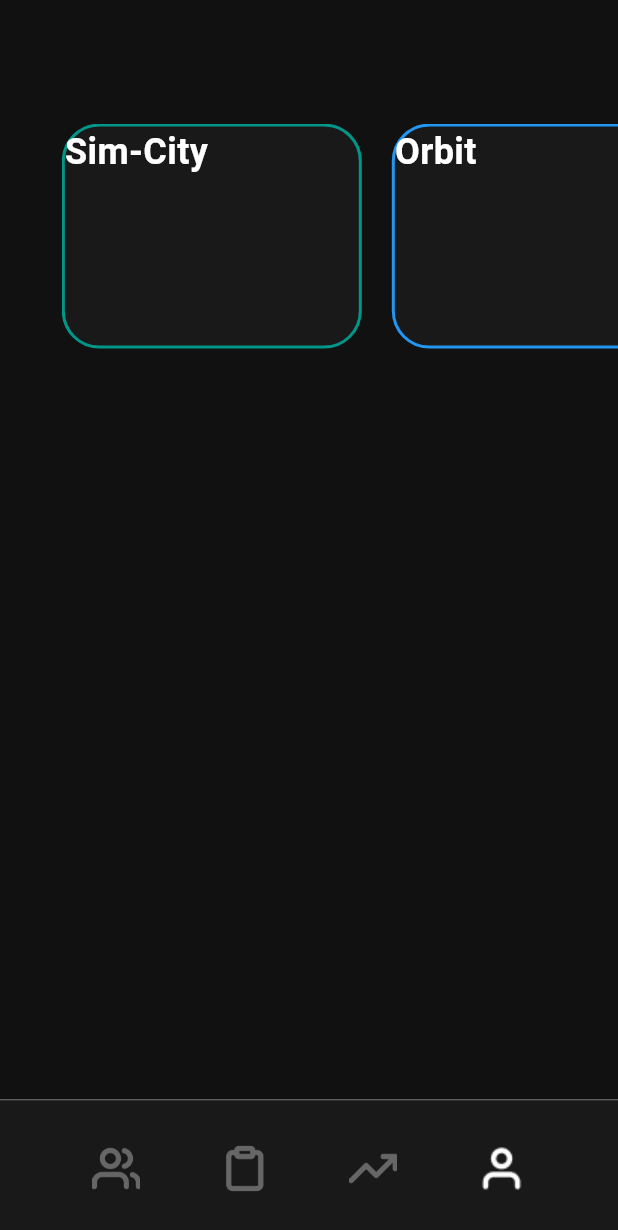
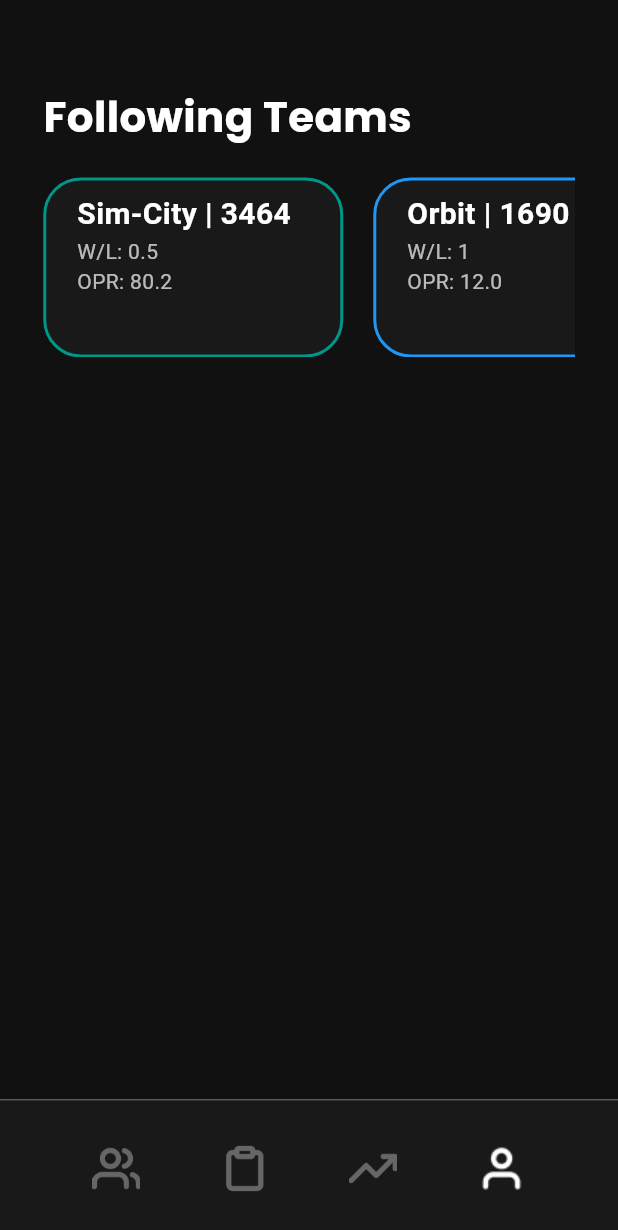
Before and after one commit to nano-maxwell/frc_scouting_app, a Flutter app: the screen it shows after launch, item 4 of the bottom bar chosen, on a phone screen of 412 x 824 dp. Shown: the top 1230 px of the screen. Run offline on Flutter 3.47's test engine with Material 3 defaults, Android fonts, the phone set to English and light mode, and no system bars; Roboto replaces fonts that are missing (SF-Pro).

Commit message:
java files i think + userpage update

```diff
--- a/lib/elements/followingteam.dart
+++ b/lib/elements/followingteam.dart
@@ -5,6 +5,7 @@
   int teamNumber;
   Color teamColor; // USE FRC COLORS WEBSITE API
   String winLossRatio; // use a toString()
+  double opr;
 
 
   FollowingTeam({
@@ -12,6 +13,7 @@
     required this.teamNumber,
     required this.teamColor,
     required this.winLossRatio,
+    required this.opr,
   });
 
   static List <FollowingTeam> getTeams () {
@@ -28,6 +30,7 @@
         teamNumber: 3464,
         teamColor: Colors.teal,
         winLossRatio: 0.5.toString(),
+        opr: 80.2,
       ),
     );
 
@@ -36,7 +39,8 @@
         teamName: "Orbit",
         teamNumber: 1690,
         teamColor: Colors.blue,
-        winLossRatio: 1.toString()
+        winLossRatio: 1.toString(),
+        opr: 12.0,
       ),
     );
 
@@ -45,7 +49,8 @@
         teamName: "Bionic Beef",
         teamNumber: 97,
         teamColor: Colors.green,
-        winLossRatio: 0.3.toString()
+        winLossRatio: 0.3.toString(),
+        opr: 1000000.0,
       ),
     );
 
--- a/lib/screens/userpage.dart
+++ b/lib/screens/userpage.dart
@@ -9,6 +9,7 @@
 
   List<FollowingTeam> teams = FollowingTeam.getTeams();
 
+
   @override
   Widget build(BuildContext context) {
     double screenHeight = MediaQuery.of(context).size.height;
@@ -19,10 +20,29 @@
 
       body: Column(crossAxisAlignment: CrossAxisAlignment.start, children: [
         Column(crossAxisAlignment: CrossAxisAlignment.start, children: [
-          SizedBox(height: screenHeight * 0.1),
+          SizedBox(height: screenHeight * 0.07),
+          Padding(
+            padding: EdgeInsets.only(left: screenWidth * 0.07),
+          child: Text(
+            "Following Teams",
+           style: TextStyle(
+              fontFamily: 'Poppins',
+              fontSize: 28,
+              fontWeight: FontWeight.w700,
+              color: whiteColor,
+            ),
+          ),
+          ),
+          // Divider( WOULD HAVE ADDED A LINE
+          //   color: white50Percent,
+          //   thickness: 2,
+          //   indent: screenWidth * 0.1,
+          //   endIndent: screenWidth * 0.3,
+          // ),
           Container(
-              margin: EdgeInsets.only(left: screenWidth * 0.1),
-              height: 150,
+              margin: EdgeInsets.symmetric(
+                  horizontal: screenWidth * 0.07, vertical: screenWidth * 0.05),
+              height: 120,
               color: bg_Color,
               child: ListView.separated(
                 itemCount: teams.length,
@@ -30,26 +50,46 @@
                 separatorBuilder: (context, index) => SizedBox(width: 20),
                 itemBuilder: (context, index) {
                   return Container(
-
                     width: 200,
                     decoration: BoxDecoration(
                       // color: teams[index].teamColor,
                       color: tileColor,
                       borderRadius: BorderRadius.circular(25),
-                      border: Border.all(color: teams[index].teamColor, width: 2),
+                      border:
+                          Border.all(color: teams[index].teamColor, width: 2),
                     ),
                     child: Padding(
-                      padding: EdgeInsets.only(left: screenWidth * 0),
-
+                      padding: EdgeInsets.only(left: screenWidth * 0.05, top: screenHeight * 0.01, right: screenWidth * 0.05),
+                      child: Column(
+                        crossAxisAlignment: CrossAxisAlignment.start,
+                        children: [
+                          FittedBox (
+                            fit: BoxFit.scaleDown, // if too much text in team name + number then it scales it down
                           child: Text(
-                        teams[index].teamName,
+                            teams[index].teamName + " | " + teams[index].teamNumber.toString(), // team name + number
                             style: TextStyle(
                               color: whiteColor,
-                          fontSize: 24,
+                              fontFamily: 'SF-Pro',
+                              fontSize: 20,
                               fontWeight: FontWeight.w600,
+                            ),
+                          ),
+                          ),
 
+                          Text(
+                            "W/L: " + teams[index].winLossRatio, // adds team win/loss ratio
+                            style: TextStyle(
+                              color: whiteColor.withOpacity(0.7),
                             ),
-                      ), // text
+                          ),
+                          Text(
+                            "OPR: " + teams[index].opr.toString(),
+                            style: TextStyle(
+                              color: whiteColor.withOpacity(0.7),
+                            )
+                          ),
+                        ],
+                      ),
                     ),
                   );
                 },
```
Also changed, not shown: 125 other files. Lines whose indentation alone changed are shown as unchanged.
